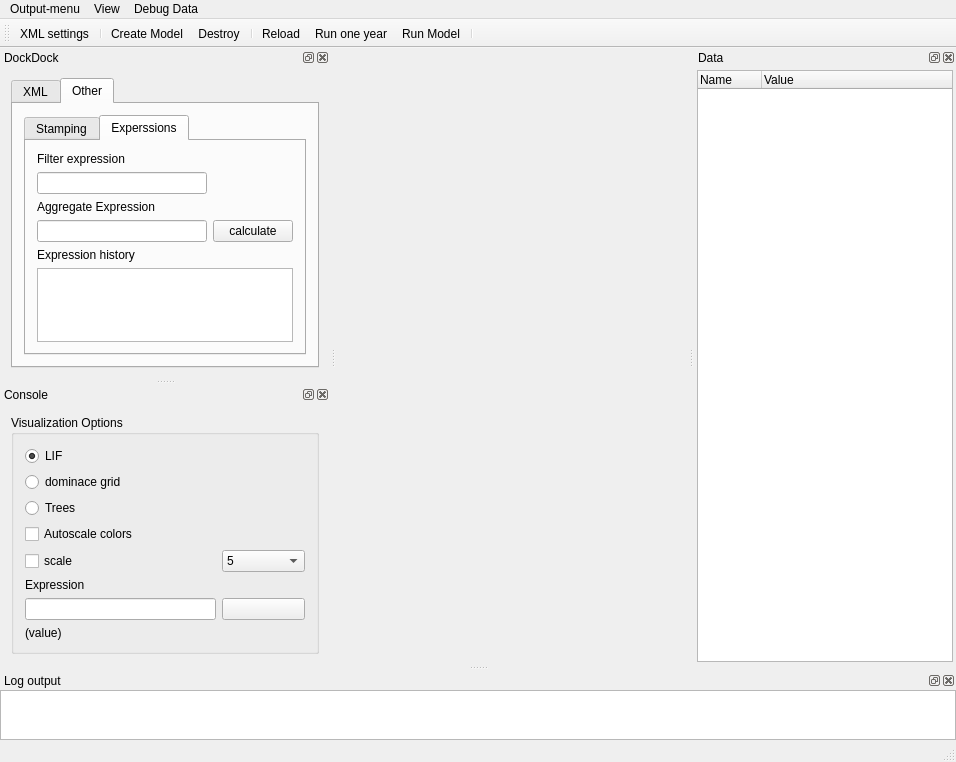
Above: src/iland/mainwindow.ui from edfm-tum/iland-model before the change. Below: the same form after it.
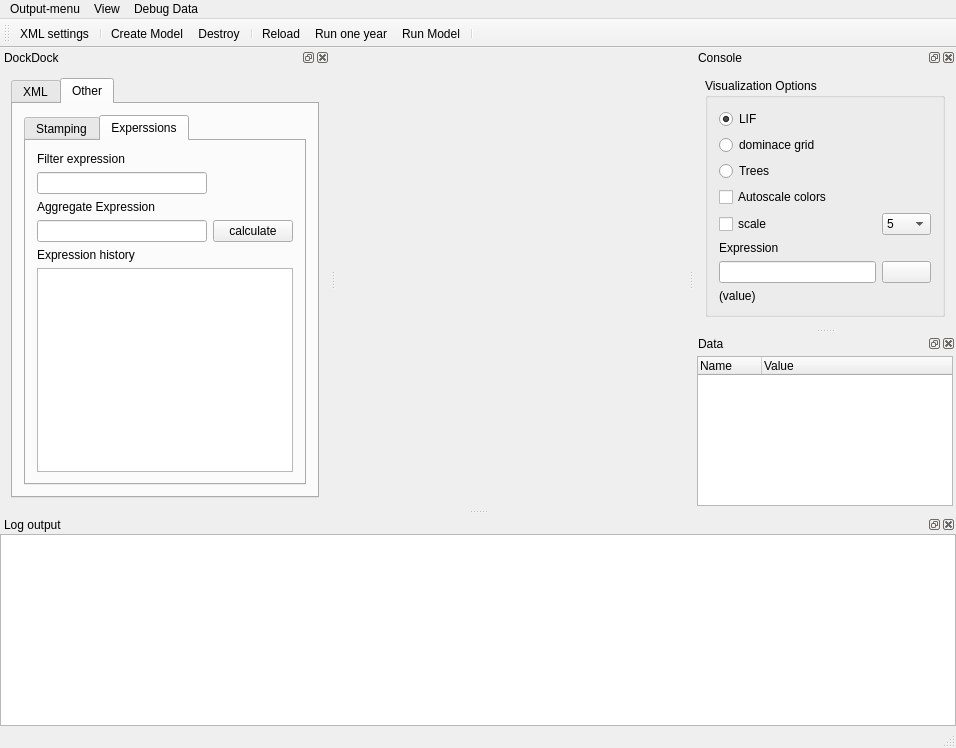
That is the form after the change. Icons and pictures are not drawn. Custom widgets are drawn as their Qt base class.

Patch:
```diff
--- a/src/iland/mainwindow.ui
+++ b/src/iland/mainwindow.ui
@@ -408,7 +408,7 @@
     <string>Console</string>
    </property>
    <attribute name="dockWidgetArea">
-    <number>1</number>
+    <number>2</number>
    </attribute>
    <widget class="QWidget" name="dockWidgetContents_2">
     <layout class="QVBoxLayout" name="verticalLayout_4">
```
Left out of the diff: 20 changed lines with no effect on the pictures.
